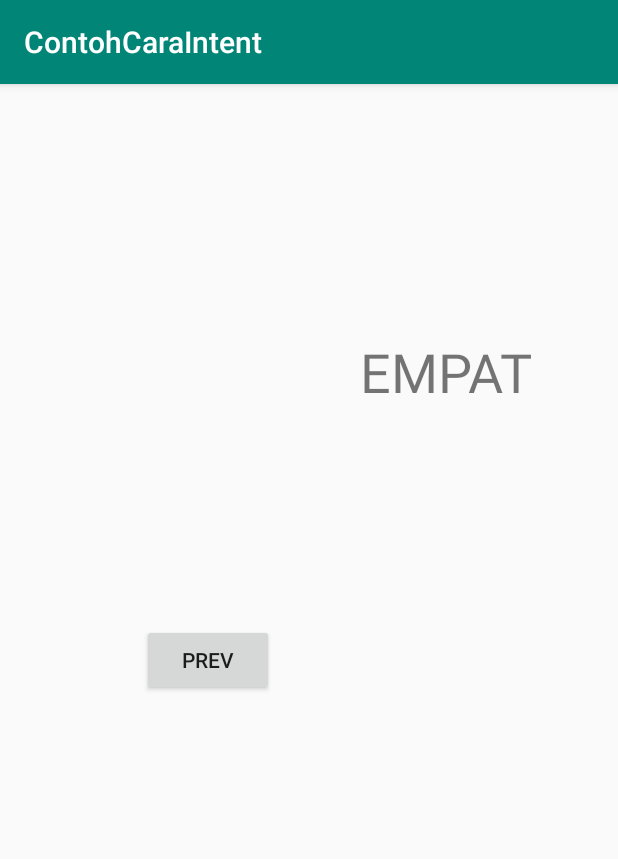
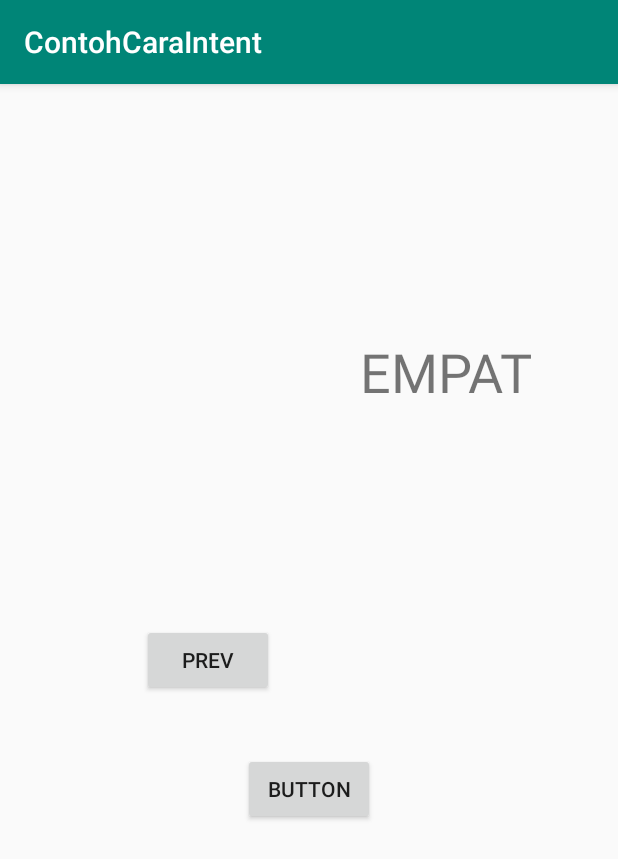
Before and after one commit to dewabrata/ContohCaraIntent, an Android app: the Form4 screen opened directly, with no data from a screen before it, on a phone screen of 412 x 824 dp. Shown: the top 859 px of the screen. Run offline under Robolectric (Android 15) with nearby library versions, the phone set to English and light mode, and no system bars.

Commit message:
ubahan ver 1.0.2

```diff
--- a/app/src/main/java/com/juaracoding/contohcaraintent/Form4.java
+++ b/app/src/main/java/com/juaracoding/contohcaraintent/Form4.java
@@ -9,6 +9,7 @@ import android.widget.Button;
 public class Form4 extends AppCompatActivity {
 
     public static int ID_FORM_4 =4444;
+    Button button;
     @Override
     protected void onCreate(Bundle savedInstanceState) {
         super.onCreate(savedInstanceState);
@@ -21,6 +22,33 @@ public class Form4 extends AppCompatActivity {
                 intent.putExtra("data","form4");
                 setResult(ID_FORM_4,intent);
                 finish();
+                //|||||||||||||||||||||||||||||||||||||||||||||\\
+                //                    || ||                    \\
+                //                   ||   ||                   \\
+                //                  ||     ||                  \\
+                //                 ||       ||                 \\
+                //                ||\       /||                \\
+                //               ||  \     /  ||               \\
+                //              ||    \   /    ||              \\
+                //             ||      \ /      ||             \\
+                //------------||-------|||-------||------------\\
+                //           ||       //|\\       ||           \\
+                //          ||      //  |  \\      ||          \\
+                //         ||     //    |    \\     ||         \\
+                //        ||    //      |      \\    ||        \\
+                //       ||   //        |        \\   ||       \\
+                //      ||  //          |          \\  ||      \\
+                //     || //            |            \\ ||     \\
+                //    ||//______________|______________\\||    \\
+                //   || \\              |              // ||   \\
+                //  ||   \\             |             //   ||  \\
+                // ||     \\            |            //     || \\
+                //||-------\\-----------------------//-------||\\
+                // ||      //                       \\      || \\
+                //  ||    //                         \\    ||  \\
+                //   ||  //                           \\  ||   \\
+                //----||//_____________________________\\||----\\
+                /////////////////////////\\\\\\\\\\\\\\\\\\\\\\\\
             }
         });
     }
--- a/app/src/main/res/layout/form_empat.xml
+++ b/app/src/main/res/layout/form_empat.xml
@@ -37,4 +37,18 @@
         app:layout_constraintEnd_toStartOf="@+id/button2"
         app:layout_constraintStart_toEndOf="@+id/button"
         app:layout_constraintTop_toTopOf="parent" />
+
+    <Button
+        android:id="@+id/button3"
+        android:layout_width="wrap_content"
+        android:layout_height="wrap_content"
+        android:layout_marginStart="161dp"
+        android:layout_marginTop="222dp"
+        android:layout_marginEnd="162dp"
+        android:layout_marginBottom="266dp"
+        android:text="Button"
+        app:layout_constraintBottom_toBottomOf="parent"
+        app:layout_constraintEnd_toEndOf="parent"
+        app:layout_constraintStart_toStartOf="parent"
+        app:layout_constraintTop_toBottomOf="@+id/textView" />
 </android.support.constraint.ConstraintLayout>
```
Also changed, not shown: app/src/main/AndroidManifest.xml (+4 -5 lines), app/src/main/java/com/juaracoding/contohcaraintent/Form1.java (+0 -13 lines), app/src/main/java/com/juaracoding/contohcaraintent/activityTidakJelas.java (added, +41 -0 lines), app/src/main/res/layout/activity_tidak_jelas.xml (added, +9 -0 lines).
